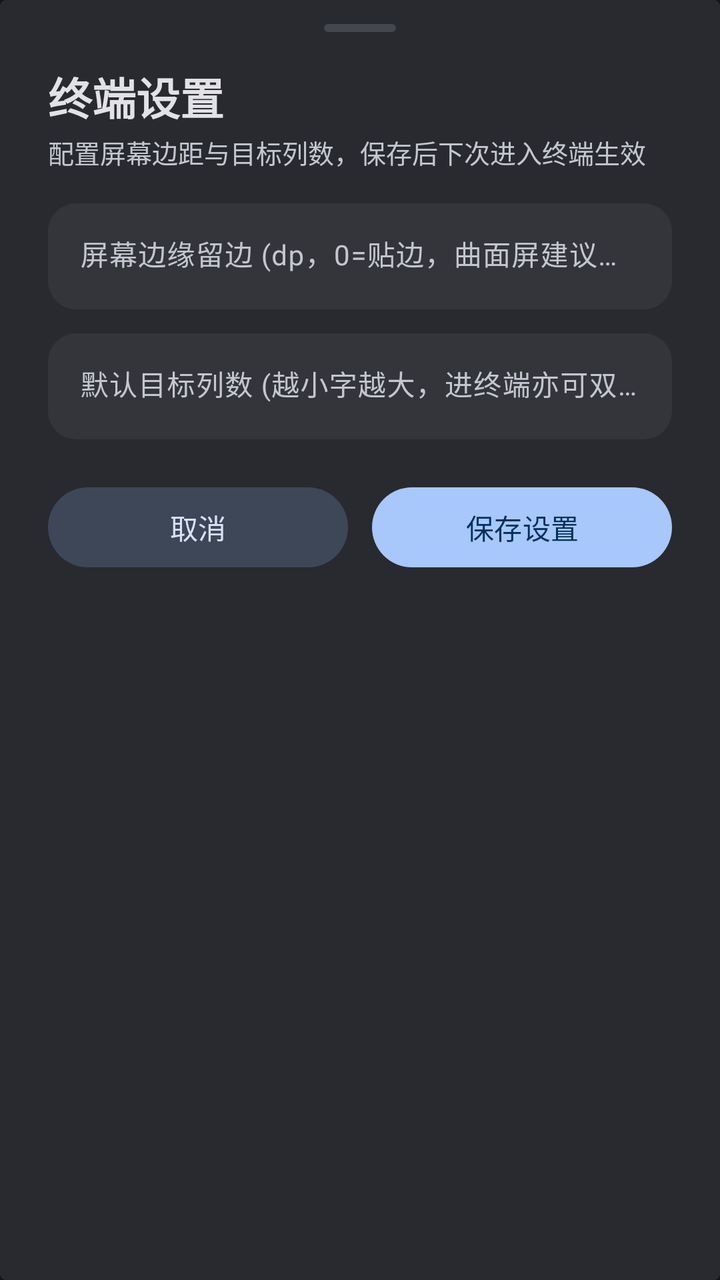
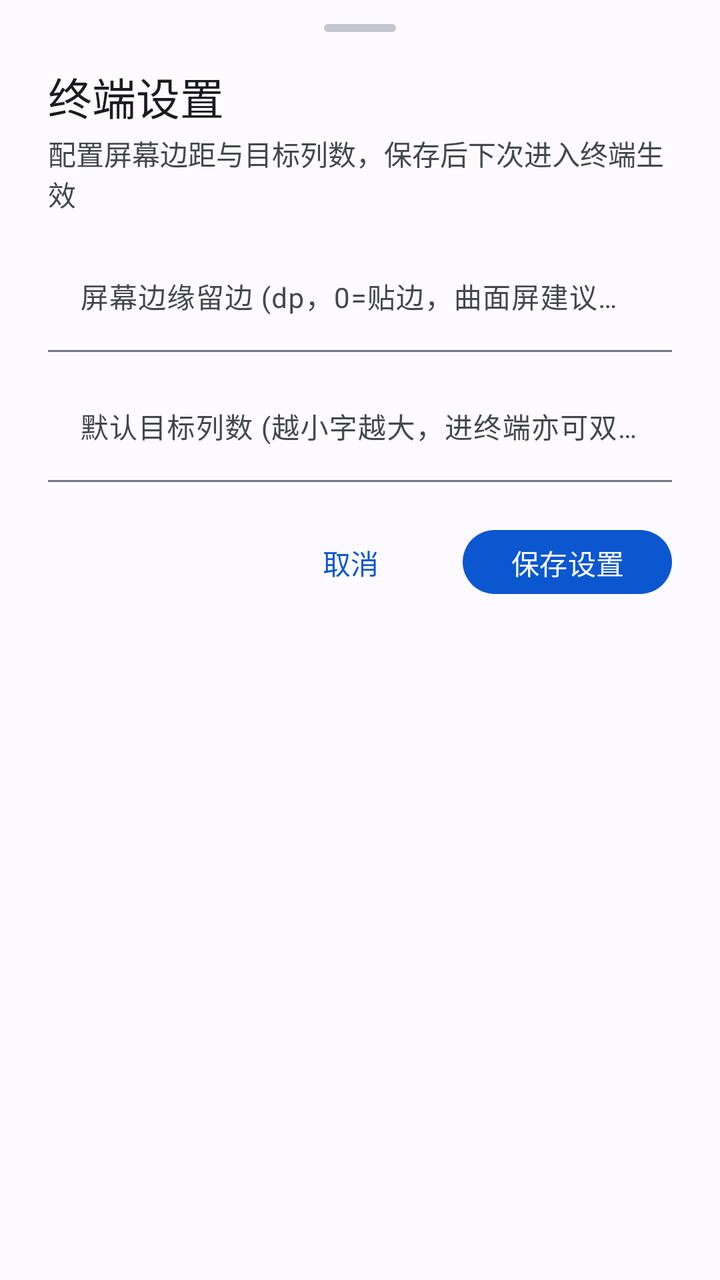

An Android layout rendered at two revisions. The XML below is the earlier revision; the diff shows what the commit changed to produce the second picture.
<!-- AndroidManifest.xml: application theme AppTheme -->
<!-- res/layout/dialog_settings.xml -->
<?xml version="1.0" encoding="utf-8"?>
<LinearLayout
    xmlns:android="http://schemas.android.com/apk/res/android"
    xmlns:app="http://schemas.android.com/apk/res-auto"
    android:layout_width="match_parent"
    android:layout_height="wrap_content"
    android:background="@drawable/bg_drag_handle"
    android:backgroundTint="@color/md_theme_surfaceContainerHigh"
    android:orientation="vertical"
    android:paddingStart="24dp"
    android:paddingTop="12dp"
    android:paddingEnd="24dp"
    android:paddingBottom="24dp">

    
    <View
        android:layout_width="36dp"
        android:layout_height="4dp"
        android:layout_gravity="center_horizontal"
        android:layout_marginBottom="16dp"
        android:background="@drawable/bg_drag_handle" />

    <TextView
        android:layout_width="match_parent"
        android:layout_height="wrap_content"
        android:text="终端设置"
        android:textColor="@color/md_theme_onSurface"
        android:textSize="22sp"
        android:textStyle="bold"
        android:fontFamily="sans-serif-medium" />

    <TextView
        android:layout_width="match_parent"
        android:layout_height="wrap_content"
        android:layout_marginTop="2dp"
        android:layout_marginBottom="16dp"
        android:text="配置屏幕边距与目标列数，保存后下次进入终端生效"
        android:textColor="@color/md_theme_onSurfaceVariant"
        android:textSize="13sp" />

    
    <com.google.android.material.textfield.TextInputLayout
        android:layout_width="match_parent"
        android:layout_height="wrap_content"
        android:layout_marginBottom="12dp"
        android:hint="屏幕边缘留边 (dp，0=贴边，曲面屏建议 3~8)"
        app:boxBackgroundMode="filled"
        app:boxBackgroundColor="@color/md_theme_surfaceContainerHighest"
        app:boxCornerRadiusTopStart="14dp"
        app:boxCornerRadiusTopEnd="14dp"
        app:boxCornerRadiusBottomStart="14dp"
        app:boxCornerRadiusBottomEnd="14dp"
        app:boxStrokeWidth="0dp"
        app:boxStrokeWidthFocused="1.5dp"
        app:boxStrokeColor="@color/md_theme_primary">

        <com.google.android.material.textfield.TextInputEditText
            android:id="@+id/et_settings_inset"
            android:layout_width="match_parent"
            android:layout_height="wrap_content"
            android:inputType="number"
            android:textColor="@color/md_theme_onSurface"
            android:textSize="14sp" />
    </com.google.android.material.textfield.TextInputLayout>

    
    <com.google.android.material.textfield.TextInputLayout
        android:layout_width="match_parent"
        android:layout_height="wrap_content"
        android:hint="默认目标列数 (越小字越大，进终端亦可双指捏合缩放)"
        app:boxBackgroundMode="filled"
        app:boxBackgroundColor="@color/md_theme_surfaceContainerHighest"
        app:boxCornerRadiusTopStart="14dp"
        app:boxCornerRadiusTopEnd="14dp"
        app:boxCornerRadiusBottomStart="14dp"
        app:boxCornerRadiusBottomEnd="14dp"
        app:boxStrokeWidth="0dp"
        app:boxStrokeWidthFocused="1.5dp"
        app:boxStrokeColor="@color/md_theme_primary">

        <com.google.android.material.textfield.TextInputEditText
            android:id="@+id/et_settings_cols"
            android:layout_width="match_parent"
            android:layout_height="wrap_content"
            android:inputType="number"
            android:textColor="@color/md_theme_onSurface"
            android:textSize="14sp" />
    </com.google.android.material.textfield.TextInputLayout>

    
    <LinearLayout
        android:layout_width="match_parent"
        android:layout_height="wrap_content"
        android:layout_marginTop="20dp"
        android:orientation="horizontal">

        <com.google.android.material.button.MaterialButton
            android:id="@+id/btn_cancel_settings"
            style="@style/Widget.Material3.Button.TonalButton"
            android:layout_width="0dp"
            android:layout_height="48dp"
            android:layout_weight="1"
            android:text="取消"
            android:textColor="@color/md_theme_onSecondaryContainer"
            app:cornerRadius="24dp" />

        <com.google.android.material.button.MaterialButton
            android:id="@+id/btn_save_settings"
            style="@style/Widget.Material3.Button"
            android:layout_width="0dp"
            android:layout_height="48dp"
            android:layout_marginStart="12dp"
            android:layout_weight="1"
            android:text="保存设置"
            android:textColor="@color/md_theme_onPrimary"
            app:backgroundTint="@color/md_theme_primary"
            app:cornerRadius="24dp" />
    </LinearLayout>

</LinearLayout>
<!-- resources referenced by this layout -->
<resources>
  <color name="md_theme_onPrimary">#00315B</color>
  <color name="md_theme_onSecondaryContainer">#D8E3F8</color>
  <color name="md_theme_onSurface">#E2E2E6</color>
  <color name="md_theme_onSurfaceVariant">#C4C6D0</color>
  <color name="md_theme_primary">#A8C7FA</color>
  <color name="md_theme_surfaceContainerHigh">#282A2F</color>
  <color name="md_theme_surfaceContainerHighest">#33353A</color>
  <!-- drawable bg_drag_handle (drawable) -->
  <?xml version="1.0" encoding="utf-8"?>
  <shape xmlns:android="http://schemas.android.com/apk/res/android"
      android:shape="rectangle">
      <corners android:radius="3dp" />
      <solid android:color="@color/md_theme_outlineVariant" />
      <size android:width="36dp" android:height="4dp" />
  </shape>
  <style name="AppTheme" parent="Theme.Material3.DayNight.NoActionBar">
          <item name="colorPrimary">@color/md_theme_primary</item>
          <item name="colorOnPrimary">@color/md_theme_onPrimary</item>
          <item name="colorPrimaryContainer">@color/md_theme_primaryContainer</item>
          <item name="colorOnPrimaryContainer">@color/md_theme_onPrimaryContainer</item>
  
          <item name="colorSecondary">@color/md_theme_secondary</item>
          <item name="colorOnSecondary">@color/md_theme_onSecondary</item>
          <item name="colorSecondaryContainer">@color/md_theme_secondaryContainer</item>
          <item name="colorOnSecondaryContainer">@color/md_theme_onSecondaryContainer</item>
  
          <item name="colorTertiary">@color/md_theme_tertiary</item>
          <item name="colorOnTertiary">@color/md_theme_onTertiary</item>
          <item name="colorTertiaryContainer">@color/md_theme_tertiaryContainer</item>
          <item name="colorOnTertiaryContainer">@color/md_theme_onTertiaryContainer</item>
  
          <item name="colorError">@color/md_theme_error</item>
          <item name="colorOnError">@color/md_theme_onError</item>
          <item name="colorErrorContainer">@color/md_theme_errorContainer</item>
          <item name="colorOnErrorContainer">@color/md_theme_onErrorContainer</item>
  
          <item name="colorSurface">@color/md_theme_surface</item>
          <item name="colorOnSurface">@color/md_theme_onSurface</item>
          <item name="colorSurfaceVariant">@color/md_theme_surfaceVariant</item>
          <item name="colorOnSurfaceVariant">@color/md_theme_onSurfaceVariant</item>
  
          <item name="colorOutline">@color/md_theme_outline</item>
          <item name="colorOutlineVariant">@color/md_theme_outlineVariant</item>
  
          <item name="android:colorBackground">@color/md_theme_background</item>
          <item name="android:statusBarColor">@android:color/transparent</item>
          <item name="android:navigationBarColor">@android:color/transparent</item>
          <item name="android:windowLightStatusBar">false</item>
  
          <item name="bottomSheetDialogTheme">@style/PixelBottomSheetDialogTheme</item>
          <item name="materialAlertDialogTheme">@style/PixelAlertDialogTheme</item>
      </style>
  <color name="md_theme_outlineVariant">#44474E</color>
  <color name="md_theme_primaryContainer">#004A77</color>
  <color name="md_theme_onPrimaryContainer">#C2E7FF</color>
  <color name="md_theme_secondary">#BCC7DB</color>
  <color name="md_theme_onSecondary">#263141</color>
  <color name="md_theme_secondaryContainer">#3D4758</color>
  <color name="md_theme_tertiary">#6DD58C</color>
  <color name="md_theme_onTertiary">#0A3818</color>
  <color name="md_theme_tertiaryContainer">#1E522D</color>
  <color name="md_theme_onTertiaryContainer">#A8F2B5</color>
  <color name="md_theme_error">#F2B8B5</color>
  <color name="md_theme_onError">#601410</color>
  <color name="md_theme_errorContainer">#8C1D18</color>
  <color name="md_theme_onErrorContainer">#F9DEDC</color>
  <color name="md_theme_surface">#111318</color>
  <color name="md_theme_surfaceVariant">#44474E</color>
  <color name="md_theme_outline">#8E9099</color>
  <color name="md_theme_background">#111318</color>
  <style name="PixelAlertDialogTheme" parent="ThemeOverlay.Material3.MaterialAlertDialog">
          <item name="shapeAppearance">@style/ShapeAppearance.Pixel.Dialog</item>
          <item name="colorSurface">@color/md_theme_surfaceContainerHigh</item>
      </style>
  <style name="PixelBottomSheetModalStyle" parent="Widget.Material3.BottomSheet.Modal">
          <item name="backgroundTint">@color/md_theme_surfaceContainerHigh</item>
          <item name="shapeAppearance">@style/ShapeAppearance.Pixel.BottomSheet</item>
      </style>
  <!-- unchanged entries left out for length: 3 -->
</resources>

<!-- the commit's change to res/layout/dialog_settings.xml (unified diff, before → after) -->
@@ -4,8 +4,6 @@
     xmlns:app="http://schemas.android.com/apk/res-auto"
     android:layout_width="match_parent"
     android:layout_height="wrap_content"
-    android:background="@drawable/bg_drag_handle"
-    android:backgroundTint="@color/md_theme_surfaceContainerHigh"
     android:orientation="vertical"
     android:paddingStart="24dp"
     android:paddingTop="12dp"
@@ -24,9 +22,8 @@
         android:layout_width="match_parent"
         android:layout_height="wrap_content"
         android:text="终端设置"
-        android:textColor="@color/md_theme_onSurface"
+        android:textColor="?attr/colorOnSurface"
         android:textSize="22sp"
-        android:textStyle="bold"
         android:fontFamily="sans-serif-medium" />
 
     <TextView
@@ -35,8 +32,8 @@
         android:layout_marginTop="2dp"
         android:layout_marginBottom="16dp"
         android:text="配置屏幕边距与目标列数，保存后下次进入终端生效"
-        android:textColor="@color/md_theme_onSurfaceVariant"
-        android:textSize="13sp" />
+        android:textColor="?attr/colorOnSurfaceVariant"
+        android:textSize="14sp" />
 
     
     <com.google.android.material.textfield.TextInputLayout
@@ -44,22 +41,14 @@
         android:layout_height="wrap_content"
         android:layout_marginBottom="12dp"
         android:hint="屏幕边缘留边 (dp，0=贴边，曲面屏建议 3~8)"
-        app:boxBackgroundMode="filled"
-        app:boxBackgroundColor="@color/md_theme_surfaceContainerHighest"
-        app:boxCornerRadiusTopStart="14dp"
-        app:boxCornerRadiusTopEnd="14dp"
-        app:boxCornerRadiusBottomStart="14dp"
-        app:boxCornerRadiusBottomEnd="14dp"
-        app:boxStrokeWidth="0dp"
-        app:boxStrokeWidthFocused="1.5dp"
-        app:boxStrokeColor="@color/md_theme_primary">
+        app:boxBackgroundMode="filled">
 
         <com.google.android.material.textfield.TextInputEditText
             android:id="@+id/et_settings_inset"
             android:layout_width="match_parent"
             android:layout_height="wrap_content"
             android:inputType="number"
-            android:textColor="@color/md_theme_onSurface"
+            android:textColor="?attr/colorOnSurface"
             android:textSize="14sp" />
     </com.google.android.material.textfield.TextInputLayout>
 
@@ -68,22 +57,14 @@
         android:layout_width="match_parent"
         android:layout_height="wrap_content"
         android:hint="默认目标列数 (越小字越大，进终端亦可双指捏合缩放)"
-        app:boxBackgroundMode="filled"
-        app:boxBackgroundColor="@color/md_theme_surfaceContainerHighest"
-        app:boxCornerRadiusTopStart="14dp"
-        app:boxCornerRadiusTopEnd="14dp"
-        app:boxCornerRadiusBottomStart="14dp"
-        app:boxCornerRadiusBottomEnd="14dp"
-        app:boxStrokeWidth="0dp"
-        app:boxStrokeWidthFocused="1.5dp"
-        app:boxStrokeColor="@color/md_theme_primary">
+        app:boxBackgroundMode="filled">
 
         <com.google.android.material.textfield.TextInputEditText
             android:id="@+id/et_settings_cols"
             android:layout_width="match_parent"
             android:layout_height="wrap_content"
             android:inputType="number"
-            android:textColor="@color/md_theme_onSurface"
+            android:textColor="?attr/colorOnSurface"
             android:textSize="14sp" />
     </com.google.android.material.textfield.TextInputLayout>
 
@@ -92,29 +73,23 @@
         android:layout_width="match_parent"
         android:layout_height="wrap_content"
         android:layout_marginTop="20dp"
+        android:gravity="end"
         android:orientation="horizontal">
 
         <com.google.android.material.button.MaterialButton
             android:id="@+id/btn_cancel_settings"
-            style="@style/Widget.Material3.Button.TonalButton"
-            android:layout_width="0dp"
-            android:layout_height="48dp"
-            android:layout_weight="1"
-            android:text="取消"
-            android:textColor="@color/md_theme_onSecondaryContainer"
-            app:cornerRadius="24dp" />
+            style="@style/Widget.Material3.Button.TextButton"
+            android:layout_width="wrap_content"
+            android:layout_height="40dp"
+            android:text="取消" />
 
         <com.google.android.material.button.MaterialButton
             android:id="@+id/btn_save_settings"
             style="@style/Widget.Material3.Button"
-            android:layout_width="0dp"
-            android:layout_height="48dp"
+            android:layout_width="wrap_content"
+            android:layout_height="40dp"
             android:layout_marginStart="12dp"
-            android:layout_weight="1"
-            android:text="保存设置"
-            android:textColor="@color/md_theme_onPrimary"
-            app:backgroundTint="@color/md_theme_primary"
-            app:cornerRadius="24dp" />
+            android:text="保存设置" />
     </LinearLayout>
 
 </LinearLayout>
<!-- resource entries referenced after the edit -->
@@ -1,18 +1,22 @@
 <!-- resources referenced by this layout -->
 <resources>
-  <color name="md_theme_onPrimary">#00315B</color>
-  <color name="md_theme_onSecondaryContainer">#D8E3F8</color>
-  <color name="md_theme_onSurface">#E2E2E6</color>
-  <color name="md_theme_onSurfaceVariant">#C4C6D0</color>
-  <color name="md_theme_primary">#A8C7FA</color>
-  <color name="md_theme_surfaceContainerHigh">#282A2F</color>
-  <color name="md_theme_surfaceContainerHighest">#33353A</color>
+  <color name="md_theme_onPrimary">#FFFFFF</color>
+  <color name="md_theme_onSecondaryContainer">#131C2B</color>
+  <color name="md_theme_onSurface">#1A1C1E</color>
+  <color name="md_theme_onSurfaceVariant">#44474E</color>
+  <color name="md_theme_surfaceContainerLowest">#FFFFFF</color>
+  <color name="md_theme_surfaceContainerLow">#F7F8FC</color>
+  <color name="md_theme_surfaceContainer">#F1F3F9</color>
+  <color name="md_theme_primary">#0B57D0</color>
+  <color name="md_theme_surfaceContainerHigh">#ECEEF4</color>
+  <color name="md_theme_surfaceContainerHighest">#E6E8EE</color>
+  <color name="md_theme_onBackground">#1A1C1E</color>
   <!-- drawable bg_drag_handle (drawable) -->
   <?xml version="1.0" encoding="utf-8"?>
   <shape xmlns:android="http://schemas.android.com/apk/res/android"
       android:shape="rectangle">
       <corners android:radius="3dp" />
-      <solid android:color="@color/md_theme_outlineVariant" />
+      <solid android:color="?attr/colorOutlineVariant" />
       <size android:width="36dp" android:height="4dp" />
   </shape>
   <style name="AppTheme" parent="Theme.Material3.DayNight.NoActionBar">
@@ -40,42 +44,45 @@
           <item name="colorOnSurface">@color/md_theme_onSurface</item>
           <item name="colorSurfaceVariant">@color/md_theme_surfaceVariant</item>
           <item name="colorOnSurfaceVariant">@color/md_theme_onSurfaceVariant</item>
-  
+          <item name="colorSurfaceContainerLowest">@color/md_theme_surfaceContainerLowest</item>
+          <item name="colorSurfaceContainerLow">@color/md_theme_surfaceContainerLow</item>
+          <item name="colorSurfaceContainer">@color/md_theme_surfaceContainer</item>
+          <item name="colorSurfaceContainerHigh">@color/md_theme_surfaceContainerHigh</item>
+          <item name="colorSurfaceContainerHighest">@color/md_theme_surfaceContainerHighest</item>
+          <item name="colorOnBackground">@color/md_theme_onBackground</item>
           <item name="colorOutline">@color/md_theme_outline</item>
           <item name="colorOutlineVariant">@color/md_theme_outlineVariant</item>
   
-          <item name="android:colorBackground">@color/md_theme_background</item>
+          <item name="android:windowBackground">@color/md_theme_surface</item>
           <item name="android:statusBarColor">@android:color/transparent</item>
           <item name="android:navigationBarColor">@android:color/transparent</item>
-          <item name="android:windowLightStatusBar">false</item>
   
           <item name="bottomSheetDialogTheme">@style/PixelBottomSheetDialogTheme</item>
           <item name="materialAlertDialogTheme">@style/PixelAlertDialogTheme</item>
       </style>
-  <color name="md_theme_outlineVariant">#44474E</color>
-  <color name="md_theme_primaryContainer">#004A77</color>
-  <color name="md_theme_onPrimaryContainer">#C2E7FF</color>
-  <color name="md_theme_secondary">#BCC7DB</color>
-  <color name="md_theme_onSecondary">#263141</color>
-  <color name="md_theme_secondaryContainer">#3D4758</color>
-  <color name="md_theme_tertiary">#6DD58C</color>
-  <color name="md_theme_onTertiary">#0A3818</color>
-  <color name="md_theme_tertiaryContainer">#1E522D</color>
-  <color name="md_theme_onTertiaryContainer">#A8F2B5</color>
-  <color name="md_theme_error">#F2B8B5</color>
-  <color name="md_theme_onError">#601410</color>
-  <color name="md_theme_errorContainer">#8C1D18</color>
-  <color name="md_theme_onErrorContainer">#F9DEDC</color>
-  <color name="md_theme_surface">#111318</color>
-  <color name="md_theme_surfaceVariant">#44474E</color>
-  <color name="md_theme_outline">#8E9099</color>
-  <color name="md_theme_background">#111318</color>
+  <color name="md_theme_outlineVariant">#C4C6D0</color>
+  <color name="md_theme_primaryContainer">#D3E3FD</color>
+  <color name="md_theme_onPrimaryContainer">#041E49</color>
+  <color name="md_theme_secondary">#565E71</color>
+  <color name="md_theme_onSecondary">#FFFFFF</color>
+  <color name="md_theme_secondaryContainer">#DAE2F9</color>
+  <color name="md_theme_tertiary">#146C2E</color>
+  <color name="md_theme_onTertiary">#FFFFFF</color>
+  <color name="md_theme_tertiaryContainer">#C4EED0</color>
+  <color name="md_theme_onTertiaryContainer">#072711</color>
+  <color name="md_theme_error">#BA1A1A</color>
+  <color name="md_theme_onError">#FFFFFF</color>
+  <color name="md_theme_errorContainer">#FFDAD6</color>
+  <color name="md_theme_onErrorContainer">#410002</color>
+  <color name="md_theme_surface">#FDFBFF</color>
+  <color name="md_theme_surfaceVariant">#E1E2EC</color>
+  <color name="md_theme_outline">#74777F</color>
   <style name="PixelAlertDialogTheme" parent="ThemeOverlay.Material3.MaterialAlertDialog">
           <item name="shapeAppearance">@style/ShapeAppearance.Pixel.Dialog</item>
-          <item name="colorSurface">@color/md_theme_surfaceContainerHigh</item>
+          <item name="colorSurface">?attr/colorSurfaceContainerHigh</item>
       </style>
   <style name="PixelBottomSheetModalStyle" parent="Widget.Material3.BottomSheet.Modal">
-          <item name="backgroundTint">@color/md_theme_surfaceContainerHigh</item>
+          <item name="backgroundTint">?attr/colorSurfaceContainerLow</item>
           <item name="shapeAppearance">@style/ShapeAppearance.Pixel.BottomSheet</item>
       </style>
   <!-- unchanged entries left out for length: 3 -->
